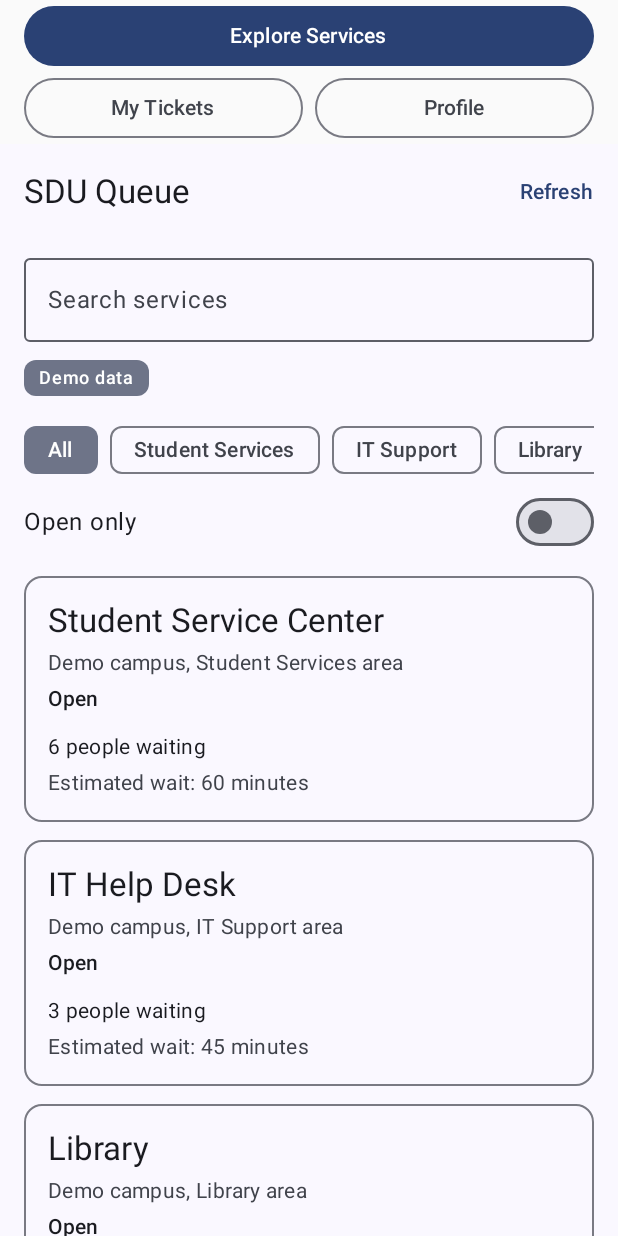
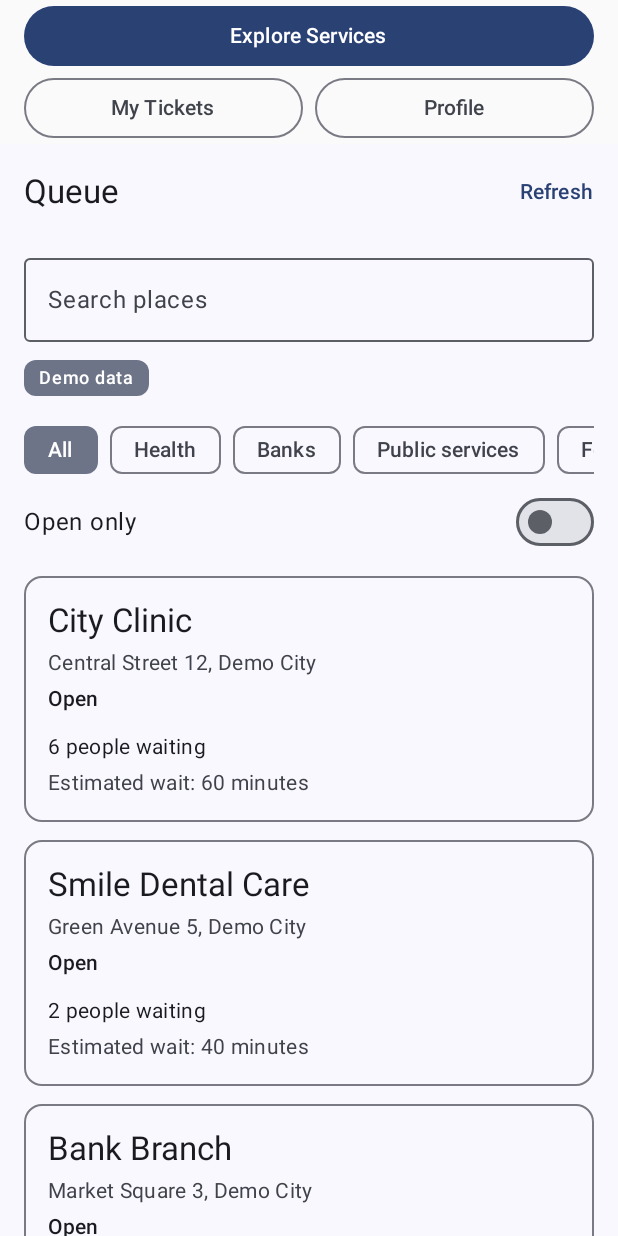
Before and after one commit to Shyngysd/mobileprogramming, an Android app built with Jetpack Compose: the screen it shows after launch (MainActivity), on a phone screen of 412 x 824 dp. Run offline under Robolectric (Android 15) with nearby library versions, the phone set to English and light mode, and no system bars.

Commit message:
Generalize app for any place

```diff
--- a/app/src/main/java/com/example/mobileprogramming/data/model/ServiceCategory.kt
+++ b/app/src/main/java/com/example/mobileprogramming/data/model/ServiceCategory.kt
@@ -1,8 +1,10 @@
 package com.example.mobileprogramming.data.model
 
 enum class ServiceCategory {
-    STUDENT_SERVICES,
-    IT_SUPPORT,
-    LIBRARY,
-    DINING
+    HEALTH,
+    BANKING,
+    PUBLIC_SERVICES,
+    FOOD,
+    BEAUTY,
+    POST
 }
--- a/app/src/main/java/com/example/mobileprogramming/data/model/UserProfile.kt
+++ b/app/src/main/java/com/example/mobileprogramming/data/model/UserProfile.kt
@@ -2,6 +2,6 @@ package com.example.mobileprogramming.data.model
 
 data class UserProfile(
     val name: String,
-    val studentId: String,
+    val phone: String,
     val email: String
 )
--- a/app/src/main/java/com/example/mobileprogramming/data/repository/DemoQueueServices.kt
+++ b/app/src/main/java/com/example/mobileprogramming/data/repository/DemoQueueServices.kt
@@ -4,46 +4,85 @@ import com.example.mobileprogramming.data.model.QueueService
 import com.example.mobileprogramming.data.model.ServiceCategory
 
 object DemoQueueServices {
-    // Locations and queue details are fictional and used for the project demo.
     val services: List<QueueService> = listOf(
         QueueService(
-            id = "student-service-center",
-            name = "Student Service Center",
-            description = "Help with student documents and administrative requests.",
-            location = "Demo campus, Student Services area",
-            category = ServiceCategory.STUDENT_SERVICES,
+            id = "city-clinic",
+            name = "City Clinic",
+            description = "Doctor appointments, tests and medical certificates.",
+            location = "Central Street 12, Demo City",
+            category = ServiceCategory.HEALTH,
             peopleInQueue = 6,
             averageServiceMinutes = 10,
             isOpen = true
         ),
         QueueService(
-            id = "it-help-desk",
-            name = "IT Help Desk",
-            description = "Support with campus accounts and technical issues.",
-            location = "Demo campus, IT Support area",
-            category = ServiceCategory.IT_SUPPORT,
-            peopleInQueue = 3,
-            averageServiceMinutes = 15,
+            id = "smile-dental",
+            name = "Smile Dental Care",
+            description = "Check-ups, cleaning and dental treatment.",
+            location = "Green Avenue 5, Demo City",
+            category = ServiceCategory.HEALTH,
+            peopleInQueue = 2,
+            averageServiceMinutes = 20,
             isOpen = true
         ),
         QueueService(
-            id = "library",
-            name = "Library",
-            description = "Borrow and return books or get help finding resources.",
-            location = "Demo campus, Library area",
-            category = ServiceCategory.LIBRARY,
-            peopleInQueue = 2,
-            averageServiceMinutes = 5,
+            id = "bank-branch",
+            name = "Bank Branch",
+            description = "Cards, deposits, loans and money transfers.",
+            location = "Market Square 3, Demo City",
+            category = ServiceCategory.BANKING,
+            peopleInQueue = 4,
+            averageServiceMinutes = 8,
             isOpen = true
         ),
         QueueService(
-            id = "canteen",
-            name = "Canteen",
-            description = "Pick up meals and snacks.",
-            location = "Demo campus, Dining area",
-            category = ServiceCategory.DINING,
+            id = "public-service-center",
+            name = "Public Service Center",
+            description = "ID cards, certificates and other official documents.",
+            location = "Freedom Street 40, Demo City",
+            category = ServiceCategory.PUBLIC_SERVICES,
+            peopleInQueue = 9,
+            averageServiceMinutes = 7,
+            isOpen = true
+        ),
+        QueueService(
+            id = "coffee-point",
+            name = "Coffee Point",
+            description = "Coffee, tea and fresh pastries to go.",
+            location = "Park Lane 8, Demo City",
+            category = ServiceCategory.FOOD,
+            peopleInQueue = 3,
+            averageServiceMinutes = 3,
+            isOpen = true
+        ),
+        QueueService(
+            id = "burger-house",
+            name = "Burger House",
+            description = "Burgers, fries and drinks.",
+            location = "Food court, Riverside Mall, Demo City",
+            category = ServiceCategory.FOOD,
             peopleInQueue = 0,
-            averageServiceMinutes = 8,
+            averageServiceMinutes = 5,
+            isOpen = false
+        ),
+        QueueService(
+            id = "barber-studio",
+            name = "Barber Studio",
+            description = "Haircuts, beard trims and styling.",
+            location = "Lake Road 21, Demo City",
+            category = ServiceCategory.BEAUTY,
+            peopleInQueue = 1,
+            averageServiceMinutes = 30,
+            isOpen = true
+        ),
+        QueueService(
+            id = "post-office",
+            name = "Post Office",
+            description = "Send and pick up letters and parcels.",
+            location = "Station Street 2, Demo City",
+            category = ServiceCategory.POST,
+            peopleInQueue = 5,
+            averageServiceMinutes = 4,
             isOpen = false
         )
     )
--- /dev/null
+++ b/app/src/main/java/com/example/mobileprogramming/ui/components/CategoryUi.kt
@@ -0,0 +1,32 @@
+package com.example.mobileprogramming.ui.components
+
+import androidx.annotation.StringRes
+import androidx.compose.material.icons.Icons
+import androidx.compose.material.icons.filled.Email
+import androidx.compose.material.icons.filled.Face
+import androidx.compose.material.icons.filled.Favorite
+import androidx.compose.material.icons.filled.Home
+import androidx.compose.material.icons.filled.Lock
+import androidx.compose.material.icons.filled.ShoppingCart
+import androidx.compose.ui.graphics.vector.ImageVector
+import com.example.mobileprogramming.R
+import com.example.mobileprogramming.data.model.ServiceCategory
+
+@StringRes
+fun categoryLabel(category: ServiceCategory): Int = when (category) {
+    ServiceCategory.HEALTH -> R.string.category_health
+    ServiceCategory.BANKING -> R.string.category_banking
+    ServiceCategory.PUBLIC_SERVICES -> R.string.category_public_services
+    ServiceCategory.FOOD -> R.string.category_food
+    ServiceCategory.BEAUTY -> R.string.category_beauty
+    ServiceCategory.POST -> R.string.category_post
+}
+
+fun categoryIcon(category: ServiceCategory): ImageVector = when (category) {
+    ServiceCategory.HEALTH -> Icons.Filled.Favorite
+    ServiceCategory.BANKING -> Icons.Filled.Lock
+    ServiceCategory.PUBLIC_SERVICES -> Icons.Filled.Home
+    ServiceCategory.FOOD -> Icons.Filled.ShoppingCart
+    ServiceCategory.BEAUTY -> Icons.Filled.Face
+    ServiceCategory.POST -> Icons.Filled.Email
+}
--- a/app/src/main/java/com/example/mobileprogramming/ui/components/ServiceCard.kt
+++ b/app/src/main/java/com/example/mobileprogramming/ui/components/ServiceCard.kt
@@ -80,8 +80,7 @@ fun ServiceCard(
 @Composable
 private fun OpenServiceCardPreview() {
     val service = DemoQueueServices.services.first { it.isOpen }.copy(
-        name = "Student Service Center for Academic Records and Enrollment",
-        peopleInQueue = 1,
+        name = "Public Service Center for Documents, Certificates and Licenses",        peopleInQueue = 1,
         averageServiceMinutes = 1
     )
 
--- a/app/src/main/java/com/example/mobileprogramming/ui/home/HomeScreen.kt
+++ b/app/src/main/java/com/example/mobileprogramming/ui/home/HomeScreen.kt
@@ -54,6 +54,7 @@ import com.example.mobileprogramming.R
 import com.example.mobileprogramming.data.model.ServiceCategory
 import com.example.mobileprogramming.data.repository.DemoQueueServices
 import com.example.mobileprogramming.ui.components.ServiceCard
+import com.example.mobileprogramming.ui.components.categoryLabel
 import com.example.mobileprogramming.ui.theme.MobileprogrammingTheme
 
 @OptIn(ExperimentalMaterial3Api::class)
@@ -212,16 +213,10 @@ private fun ServiceFilters(
                 label = { Text(stringResource(R.string.home_category_all)) }
             )
             ServiceCategory.entries.forEach { category ->
-                val label = when (category) {
-                    ServiceCategory.STUDENT_SERVICES -> R.string.home_category_student_services
-                    ServiceCategory.IT_SUPPORT -> R.string.home_category_it_support
-                    ServiceCategory.LIBRARY -> R.string.home_category_library
-                    ServiceCategory.DINING -> R.string.home_category_dining
-                }
                 FilterChip(
                     selected = uiState.selectedCategory == category,
                     onClick = { onCategoryChange(category) },
-                    label = { Text(stringResource(label)) }
+                    label = { Text(stringResource(categoryLabel(category))) }
                 )
             }
         }
@@ -285,8 +280,8 @@ private fun HomeScreenPreview() = PreviewHomeScreen(
 private fun HomeScreenNoResultsPreview() = PreviewHomeScreen(
     HomeUiState(
         isLoading = false,
-        searchQuery = "Canteen",
-        selectedCategory = ServiceCategory.DINING,
+        searchQuery = "Burger",
+        selectedCategory = ServiceCategory.FOOD,
         openOnly = true,
         hasUnfilteredServices = true
     )
--- a/app/src/main/java/com/example/mobileprogramming/ui/profile/ProfileScreen.kt
+++ b/app/src/main/java/com/example/mobileprogramming/ui/profile/ProfileScreen.kt
@@ -59,7 +59,7 @@ fun ProfileScreen(
             modifier = Modifier.fillMaxWidth()
         )
 
-        ProfileInfoRow(label = "Student ID", value = profile.studentId)
+        ProfileInfoRow(label = "Phone", value = profile.phone)
         ProfileInfoRow(label = "Email", value = profile.email)
         ProfileInfoRow(label = "Active tickets", value = activeTicketsCount.toString())
     }
@@ -95,9 +95,9 @@ private fun ProfileScreenPreview() {
     MobileprogrammingTheme {
         ProfileScreen(
             profile = UserProfile(
-                name = "Student",
-                studentId = "240000000",
-                email = "student@sdu.edu.kz"
+                name = "Guest",
+                phone = "+7 700 000 00 00",
+                email = "guest@example.com"
             ),
             activeTicketsCount = 2,
             onNameChange = {}
--- a/app/src/main/java/com/example/mobileprogramming/ui/profile/ProfileViewModel.kt
+++ b/app/src/main/java/com/example/mobileprogramming/ui/profile/ProfileViewModel.kt
@@ -21,9 +21,9 @@ class ProfileViewModel(
 
     private val _profile = MutableStateFlow(
         UserProfile(
-            name = "Student",
-            studentId = "240000000",
-            email = "student@sdu.edu.kz"
+            name = "Guest",
+            phone = "+7 700 000 00 00",
+            email = "guest@example.com"
         )
     )
     val profile: StateFlow<UserProfile> = _profile.asStateFlow()
--- a/app/src/main/res/values/strings.xml
+++ b/app/src/main/res/values/strings.xml
@@ -1,21 +1,23 @@
 <resources>
-    <string name="app_name">SDU Queue</string>
+    <string name="app_name">Queue</string>
     <string name="home_demo_data">Demo data</string>
-    <string name="home_loading">Loading services…</string>
-    <string name="home_refreshing">Refreshing services…</string>
+    <string name="home_loading">Loading places…</string>
+    <string name="home_refreshing">Refreshing places…</string>
     <string name="home_refresh">Refresh</string>
-    <string name="home_load_error">Could not load services.</string>
-    <string name="home_refresh_error">Could not refresh services. Previous data is still available.</string>
+    <string name="home_load_error">Could not load places.</string>
+    <string name="home_refresh_error">Could not refresh places. Previous data is still available.</string>
     <string name="home_retry">Retry</string>
-    <string name="home_no_services">No services available.</string>
-    <string name="home_search_services">Search services</string>
+    <string name="home_no_services">No places available.</string>
+    <string name="home_search_services">Search places</string>
     <string name="home_clear_search">Clear search</string>
-    <string name="home_no_search_results">No services found</string>
+    <string name="home_no_search_results">No places found</string>
     <string name="home_category_all">All</string>
-    <string name="home_category_student_services">Student Services</string>
-    <string name="home_category_it_support">IT Support</string>
-    <string name="home_category_library">Library</string>
-    <string name="home_category_dining">Dining</string>
+    <string name="category_health">Health</string>
+    <string name="category_banking">Banks</string>
+    <string name="category_public_services">Public services</string>
+    <string name="category_food">Food &amp; cafés</string>
+    <string name="category_beauty">Beauty</string>
+    <string name="category_post">Post</string>
     <string name="home_open_only">Open only</string>
     <string name="home_reset_filters">Reset filters</string>
     <string name="service_open">Open</string>
```
Also changed, not shown: 3 other files.
